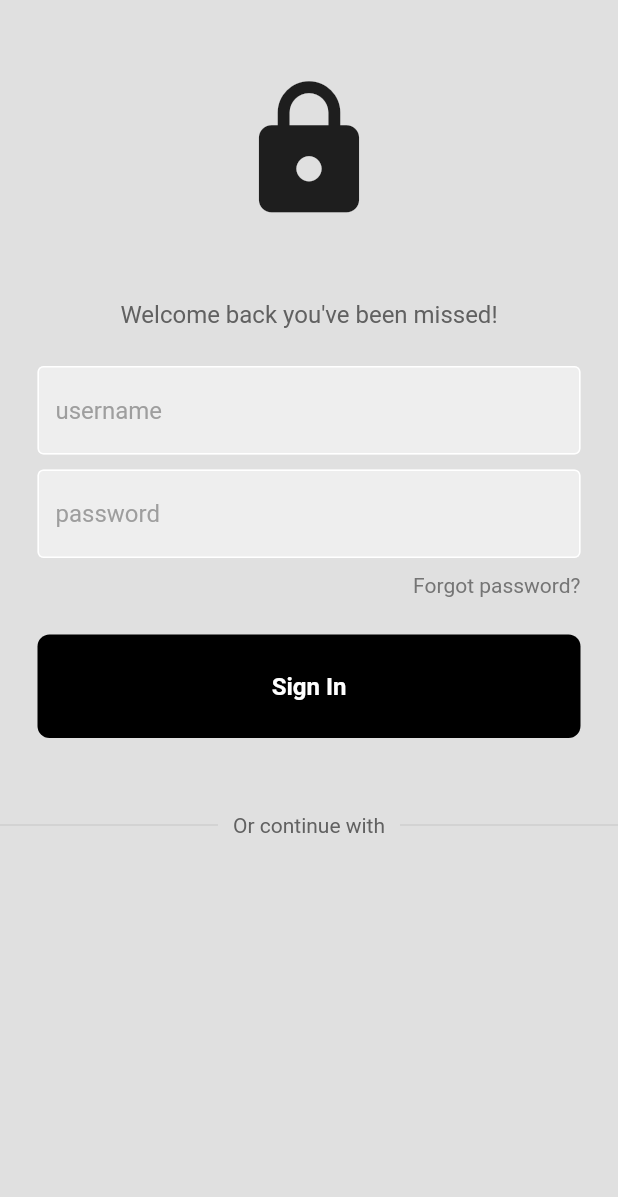
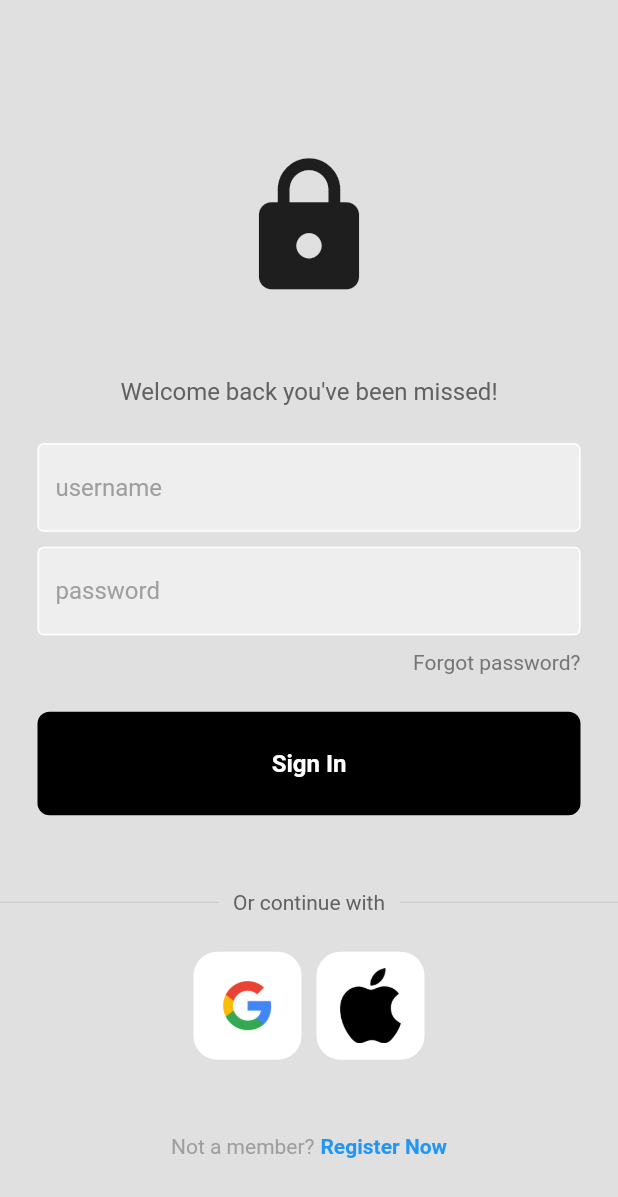
Before and after one commit to Belsinghferrus/authentication_flutter, a Flutter app: the screen it shows after launch, on a phone screen of 412 x 824 dp. Shown: the top 1197 px of the screen. Run offline on Flutter 3.47's test engine with Material 2 defaults, Android fonts, the phone set to English and light mode, and no system bars.

Commit message:
login page UI

```diff
--- /dev/null
+++ b/lib/components/square_tile.dart
@@ -0,0 +1,27 @@
+import 'package:flutter/material.dart';
+
+class SquareTile extends StatelessWidget {
+  final String imagePath;
+  final double height;
+  const SquareTile({
+    super.key,
+    required this.imagePath,
+    required this.height,
+  });
+
+  @override
+  Widget build(BuildContext context) {
+    return Container(
+      padding: EdgeInsets.all(10),
+      decoration: BoxDecoration(
+        border: Border.all(color: Colors.white),
+        borderRadius: BorderRadius.circular(16),
+        color: Colors.white,
+      ),
+      child: Image.asset(
+        imagePath,
+        height: height,
+      ),
+    );
+  }
+}
--- a/lib/pages/login_page.dart
+++ b/lib/pages/login_page.dart
@@ -1,5 +1,6 @@
 import 'package:authentication_flutter/components/my_button.dart';
 import 'package:authentication_flutter/components/my_textfield.dart';
+import 'package:authentication_flutter/components/square_tile.dart';
 import 'package:flutter/material.dart';
 
 class LoginPage extends StatelessWidget {
@@ -19,6 +20,7 @@
       body: SafeArea(
         child: Center(
           child: Column(
+            mainAxisAlignment: MainAxisAlignment.center,
             children: [
               const SizedBox(
                 height: 50,
@@ -107,14 +109,43 @@
                 ],
               ),
 
+              const SizedBox(height: 25),
               //google or apple
-              // Row(
-              //   children: [
+              Row(
+                mainAxisAlignment: MainAxisAlignment.center,
+                children: const [
+                  //google
+                  SquareTile(
+                    imagePath: 'lib/images/google.png',
+                    height: 50,
+                  ),
+                  SizedBox(width: 10),
+                  //apple
+                  SquareTile(
+                    imagePath: 'lib/images/apple.png',
+                    height: 50,
+                  ),
+                ],
+              ),
 
-              //   ],
-              // )
+              const SizedBox(height: 50),
 
               // not a member? register now
+              Row(
+                mainAxisAlignment: MainAxisAlignment.center,
+                children: const [
+                  Text(
+                    'Not a member?',
+                    style: TextStyle(color: Colors.grey),
+                  ),
+                  SizedBox(width: 4),
+                  Text(
+                    'Register Now',
+                    style: TextStyle(
+                        color: Colors.blue, fontWeight: FontWeight.bold),
+                  ),
+                ],
+              )
             ],
           ),
         ),
```
